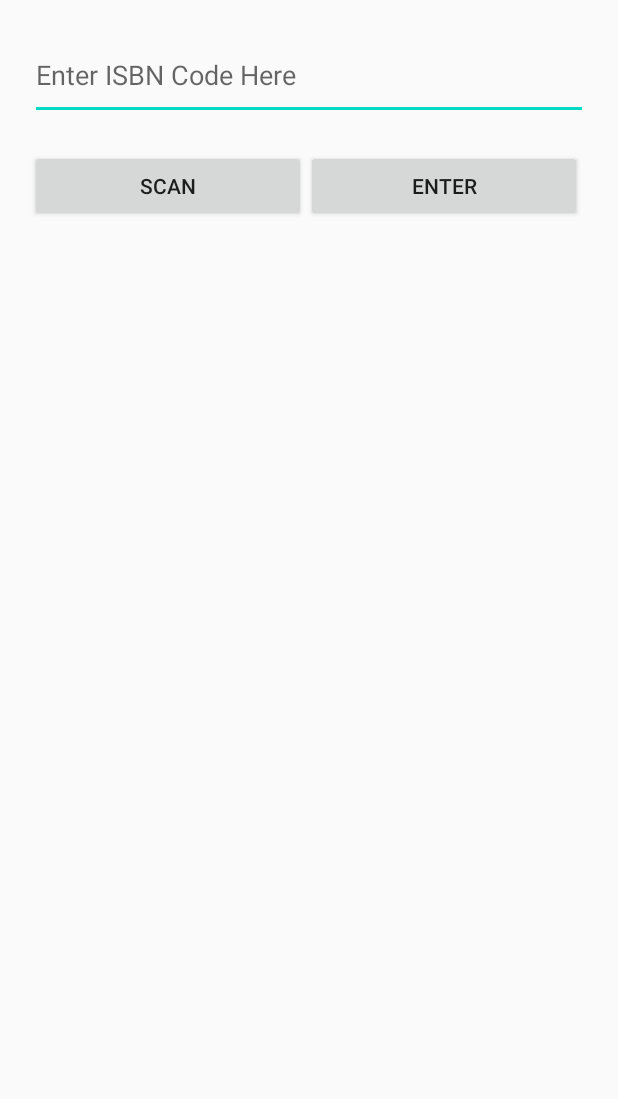
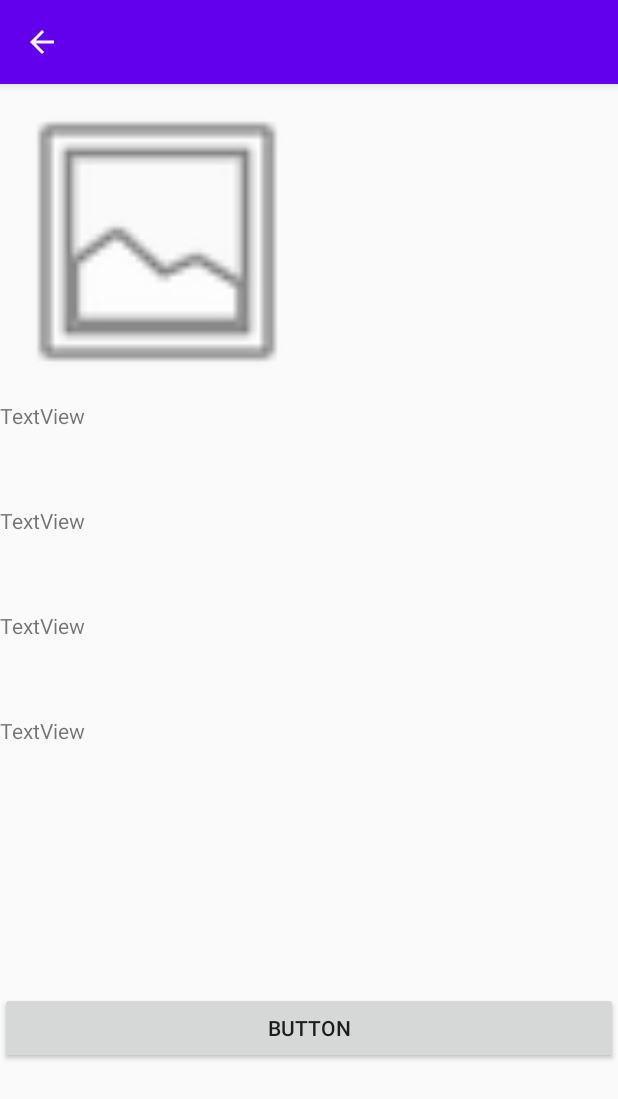
Before and after one commit to CMPUT301F20T06/BookTruck, an Android app: the ReceiveBook screen opened directly, with no data from a screen before it, after a tap on "ENTER", on a phone screen of 412 x 824 dp. Shown: the top 1099 px of the screen. Run offline under Robolectric (Android 15) with nearby library versions, the phone set to English and light mode, and no system bars.

Commit message:
More in Borrow
Added:
1. Find book by enter ISBN code

Fixed:
1. activity extends AppCompatActivity not Activity.

Need to be done:
1.display borrowed book list
2.Find book's ISBN in firebase

```diff
--- a/app/build.gradle
+++ b/app/build.gradle
@@ -35,6 +35,7 @@ dependencies {
     implementation 'com.google.android.material:material:1.2.1'
     implementation 'com.google.firebase:firebase-database'
 
+    implementation 'com.google.firebase:firebase-database:16.0.4'
     testImplementation 'junit:junit:4.12'
     androidTestImplementation 'androidx.test.ext:junit:1.1.2'
     androidTestImplementation 'androidx.test.espresso:espresso-core:3.3.0'
--- a/app/src/main/AndroidManifest.xml
+++ b/app/src/main/AndroidManifest.xml
@@ -36,6 +36,11 @@
             android:theme="@style/AppTheme" />
         <activity android:name=".ProfilePage"/>
 
+        <activity android:name=".ShowBookDetail"
+            android:label="Show Book Detail"
+            android:theme="@style/AppTheme"
+            android:parentActivityName=".ReceiveBook"/>
+
         <activity android:name=".MyBookList"
             android:parentActivityName=".MainActivity"/>
         <activity android:name=".CreateBook"
--- a/app/src/main/java/com/example/booktruck/BorrowMenu.java
+++ b/app/src/main/java/com/example/booktruck/BorrowMenu.java
@@ -7,8 +7,9 @@ import android.view.View;
 import android.widget.Button;
 
 import androidx.annotation.Nullable;
+import androidx.appcompat.app.AppCompatActivity;
 
-public class BorrowMenu extends Activity implements View.OnClickListener{
+public class BorrowMenu extends AppCompatActivity implements View.OnClickListener{
 
     private Button ViewButton, ReceiveButton, HandOverButton;
 
--- a/app/src/main/java/com/example/booktruck/MainActivity.java
+++ b/app/src/main/java/com/example/booktruck/MainActivity.java
@@ -12,6 +12,7 @@ import android.view.View;
 
 import com.google.firebase.auth.FirebaseAuth;
 import com.google.firebase.auth.FirebaseUser;
+import com.google.firebase.database.FirebaseDatabase;
 
 public class MainActivity extends AppCompatActivity {
 
--- a/app/src/main/java/com/example/booktruck/ReceiveBook.java
+++ b/app/src/main/java/com/example/booktruck/ReceiveBook.java
@@ -1,17 +1,33 @@
 package com.example.booktruck;
 
 import android.app.Activity;
+import android.content.Intent;
 import android.os.Bundle;
 import android.view.View;
+import android.widget.Button;
+import android.widget.EditText;
 
 import androidx.annotation.Nullable;
+import androidx.appcompat.app.AppCompatActivity;
 
-public class ReceiveBook extends Activity {
+import com.google.rpc.Code;
+
+public class ReceiveBook extends AppCompatActivity implements View.OnClickListener {
+
+    private EditText editISBN;
+    private Button CodeSender;
+
     @Override
     protected void onCreate(@Nullable Bundle savedInstanceState) {
         super.onCreate(savedInstanceState);
         setContentView(R.layout.isbn_receive);
+
+        editISBN = (EditText) findViewById(R.id.ISBNcode);
+
+        CodeSender = (Button) findViewById(R.id.Code_Sender);
+        CodeSender.setOnClickListener(this);
     }
+
 
 
     public void OnCodeScaner(View view) {
@@ -22,4 +38,11 @@ public class ReceiveBook extends Activity {
     }
 
 
+    @Override
+    public void onClick(View view) {
+        String ISBN = editISBN.getText().toString();
+        Intent gotoBook = new Intent(this,ShowBookDetail.class);
+        gotoBook.putExtra("isbn", ISBN);
+        startActivity(gotoBook);
+    }
 }
--- /dev/null
+++ b/app/src/main/java/com/example/booktruck/ShowBookDetail.java
@@ -0,0 +1,24 @@
+package com.example.booktruck;
+
+import android.app.Activity;
+import android.content.Intent;
+import android.os.Bundle;
+
+import androidx.annotation.Nullable;
+import androidx.appcompat.app.AppCompatActivity;
+
+public class ShowBookDetail extends AppCompatActivity {
+
+    String ISBN;
+    @Override
+    protected void onCreate(@Nullable Bundle savedInstanceState) {
+        super.onCreate(savedInstanceState);
+
+        setContentView(R.layout.book_detail);
+
+        Intent gotoBook = getIntent();
+        ISBN = gotoBook.getStringExtra("isbn");
+        getSupportActionBar().setTitle(ISBN);
+
+    }
+}
--- a/app/src/main/java/com/example/booktruck/ViewBook.java
+++ b/app/src/main/java/com/example/booktruck/ViewBook.java
@@ -2,17 +2,62 @@ package com.example.booktruck;
 
 import android.app.Activity;
 import android.os.Bundle;
+import android.widget.ArrayAdapter;
+import android.widget.ListView;
 
+import androidx.annotation.NonNull;
 import androidx.annotation.Nullable;
+import androidx.appcompat.app.AppCompatActivity;
 
-public class ViewBook extends Activity {
+import com.google.firebase.auth.FirebaseAuth;
+import com.google.firebase.auth.FirebaseUser;
+import com.google.firebase.database.DataSnapshot;
+import com.google.firebase.database.DatabaseError;
+import com.google.firebase.database.DatabaseReference;
+import com.google.firebase.database.FirebaseDatabase;
+import com.google.firebase.database.ValueEventListener;
+
+import java.util.ArrayList;
+
+public class ViewBook extends AppCompatActivity {
+
+    private ListView bookList;
+    private ArrayList<String> bookArray = new ArrayList<>();
+    private FirebaseDatabase database = FirebaseDatabase.getInstance();
+    private DatabaseReference db;
+    private FirebaseAuth mAuth;
 
 
     @Override
     protected void onCreate(@Nullable Bundle savedInstanceState) {
         super.onCreate(savedInstanceState);
-
+        // Initialize Firebase Auth
+        mAuth = FirebaseAuth.getInstance();
+        // Initialize layout
         setContentView(R.layout.view_book_layout);
 
+        bookList = (ListView) findViewById(R.id.view_book_list);
+
+        FirebaseUser currentuser = FirebaseAuth.getInstance().getCurrentUser();
+        if (currentuser != null) {
+            // Name
+            String name = currentuser.getDisplayName();
+        }
+
+        db = FirebaseDatabase.getInstance().getReference();
+
+        ArrayAdapter<String> arrayAdapter = new ArrayAdapter<String>(this, R.layout.view_book_layout, bookArray);
+        bookList.setAdapter(arrayAdapter);
+
+    }
+
+    @Override
+    protected void onStart() {
+        super.onStart();
+
+
+        //final DatabaseReference bookListRef = FirebaseDatabase.getInstance().getReference().child('Book List');
+
+        //FirebaseRecyclerOptions<>
     }
 }
--- /dev/null
+++ b/app/src/main/res/layout/book_detail.xml
@@ -0,0 +1,64 @@
+<?xml version="1.0" encoding="utf-8"?>
+<androidx.constraintlayout.widget.ConstraintLayout xmlns:android="http://schemas.android.com/apk/res/android"
+    xmlns:app="http://schemas.android.com/apk/res-auto"
+    xmlns:tools="http://schemas.android.com/tools"
+    android:layout_width="match_parent"
+    android:layout_height="wrap_content">
+
+    <LinearLayout
+        android:id="@+id/linearLayout"
+        android:layout_width="209dp"
+        android:layout_height="210dp"
+        android:orientation="vertical"
+        tools:layout_editor_absoluteX="1dp">
+
+        <ImageView
+            android:id="@+id/imageView2"
+            android:layout_width="match_parent"
+            android:layout_height="match_parent"
+            app:srcCompat="@android:drawable/ic_menu_gallery" />
+    </LinearLayout>
+
+    <LinearLayout
+        android:layout_width="match_parent"
+        android:layout_height="729dp"
+        android:layout_marginTop="1dp"
+        android:orientation="vertical"
+        app:layout_constraintEnd_toEndOf="parent"
+        app:layout_constraintHorizontal_bias="0.0"
+        app:layout_constraintStart_toStartOf="parent"
+        app:layout_constraintTop_toBottomOf="@+id/linearLayout">
+
+        <TextView
+            android:id="@+id/textView"
+            android:layout_width="match_parent"
+            android:layout_height="70dp"
+
+            android:text="TextView" />
+
+        <TextView
+            android:id="@+id/textView2"
+            android:layout_width="match_parent"
+            android:layout_height="70dp"
+            android:text="TextView" />
+
+        <TextView
+            android:id="@+id/textView3"
+            android:layout_width="match_parent"
+            android:layout_height="70dp"
+            android:text="TextView" />
+
+        <TextView
+            android:id="@+id/textView4"
+            android:layout_width="match_parent"
+            android:layout_height="184dp"
+            android:text="TextView" />
+
+        <Button
+            android:id="@+id/button3"
+            android:layout_width="match_parent"
+            android:layout_height="wrap_content"
+            android:text="Button" />
+    </LinearLayout>
+
+</androidx.constraintlayout.widget.ConstraintLayout>
--- a/app/src/main/res/layout/isbn_receive.xml
+++ b/app/src/main/res/layout/isbn_receive.xml
@@ -6,10 +6,11 @@
     android:orientation="vertical">
 
     <EditText
+        android:id="@+id/ISBNcode"
         android:layout_width="match_parent"
         android:layout_height="60dp"
         android:layout_margin="20dp"
-        android:hint="@string/enter_isbn_code_here"/>
+        android:hint="@string/enter_isbn_code_here" />
 
     <LinearLayout
         android:layout_width="match_parent"
```
